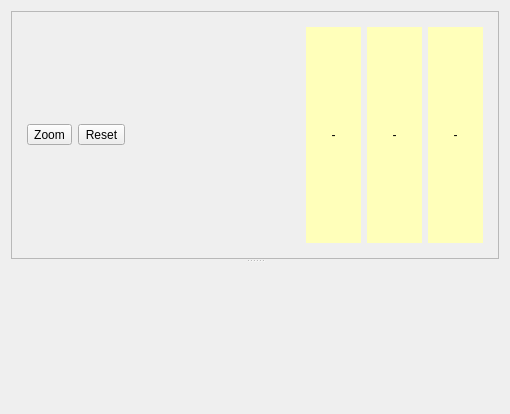
Old version of the form Code/Mantid/MantidPlot/src/Mantid/SliceViewer/SliceViewer.ui in the repository mantidproject/mantid.
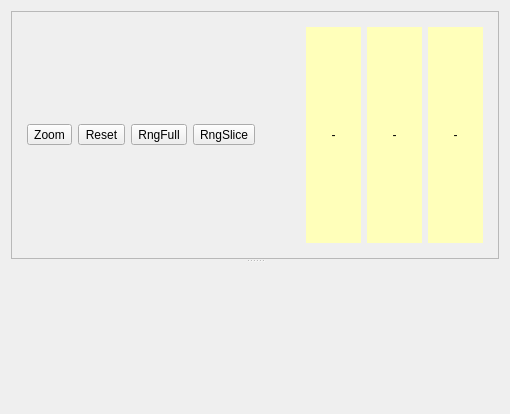
New version of the form.

Commit message: Refs #3962: Stub of implicit function in MDHistoWorkspaceIterator. Refs #3882: Proper ranging of color scale and good MDI window when looking at a workspace in MantidPlot

```diff
--- a/Code/Mantid/MantidPlot/src/Mantid/SliceViewer/SliceViewer.ui
+++ b/Code/Mantid/MantidPlot/src/Mantid/SliceViewer/SliceViewer.ui
@@ -87,6 +87,26 @@
             </property>
            </widget>
           </item>
+          <item>
+           <widget class="QToolButton" name="btnRangeFull">
+            <property name="toolTip">
+             <string>Reset the color range to the full range of the workspace</string>
+            </property>
+            <property name="text">
+             <string>RngFull</string>
+            </property>
+           </widget>
+          </item>
+          <item>
+           <widget class="QToolButton" name="btnRangeSlice">
+            <property name="toolTip">
+             <string>Reset the color scale to the range of the currently visible slice</string>
+            </property>
+            <property name="text">
+             <string>RngSlice</string>
+            </property>
+           </widget>
+          </item>
           <item>
            <spacer name="horizontalSpacer">
             <property name="orientation">
```
The commit also changes 7 other files.
